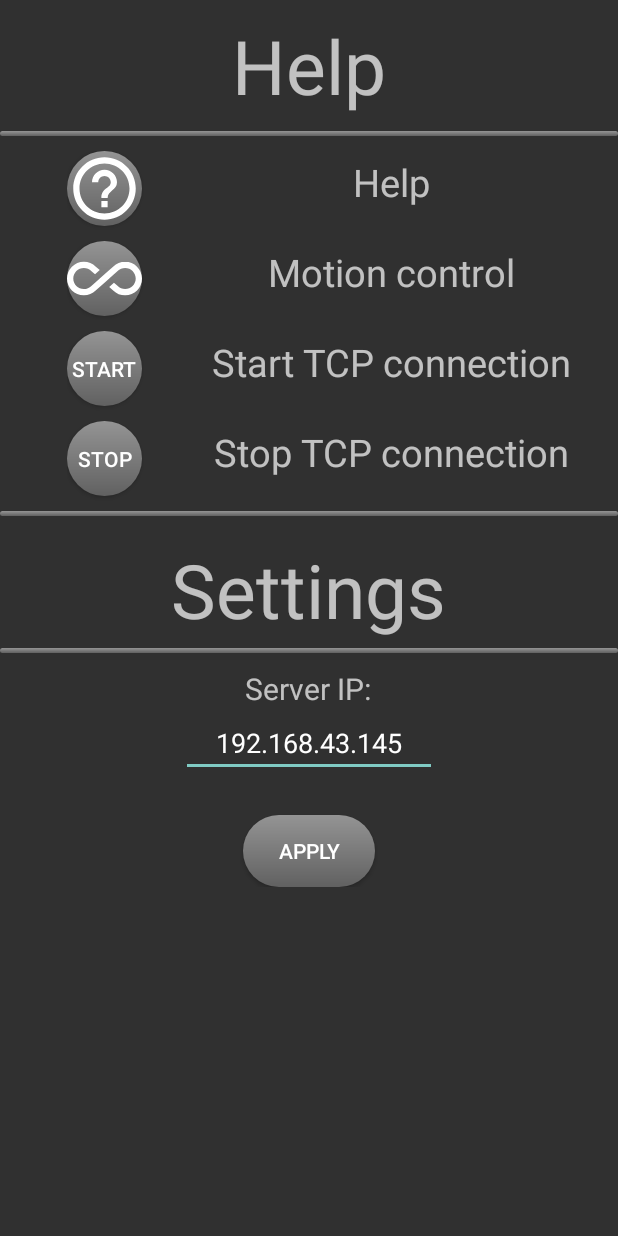
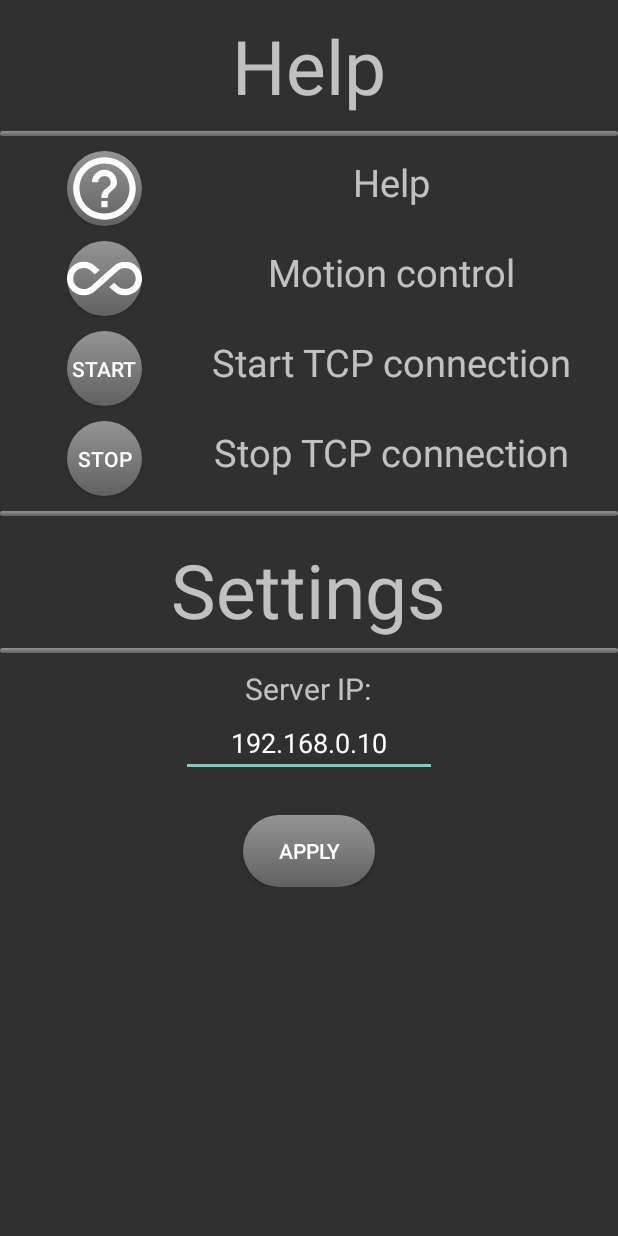
Before and after one commit to simoncools/DroneSimulatorApp2, an Android app: the HelpActivity screen opened directly, with no data from a screen before it, on a phone screen of 412 x 824 dp. Run offline under Robolectric (Android 15) with nearby library versions, the phone set to English and light mode, and no system bars.

```diff
--- a/app/src/main/java/com/example/controller/HelpActivity.java
+++ b/app/src/main/java/com/example/controller/HelpActivity.java
@@ -17,7 +17,7 @@ public class HelpActivity extends AppCompatActivity {
         EditText IP = findViewById(R.id.serverIPeditText);
 
         SharedPreferences pref = getApplicationContext().getSharedPreferences("MyPref", 0); // 0 - for private mode
-        IP.setText(pref.getString("serverIP","192.168.43.145"));
+        IP.setText(pref.getString("serverIP","192.168.0.10"));
         final Button applyButton = findViewById(R.id.applyButton);
         applyButton.setOnClickListener(v -> {
             SharedPreferences.Editor editor = pref.edit();
```
Also changed, not shown: 2 other files.
